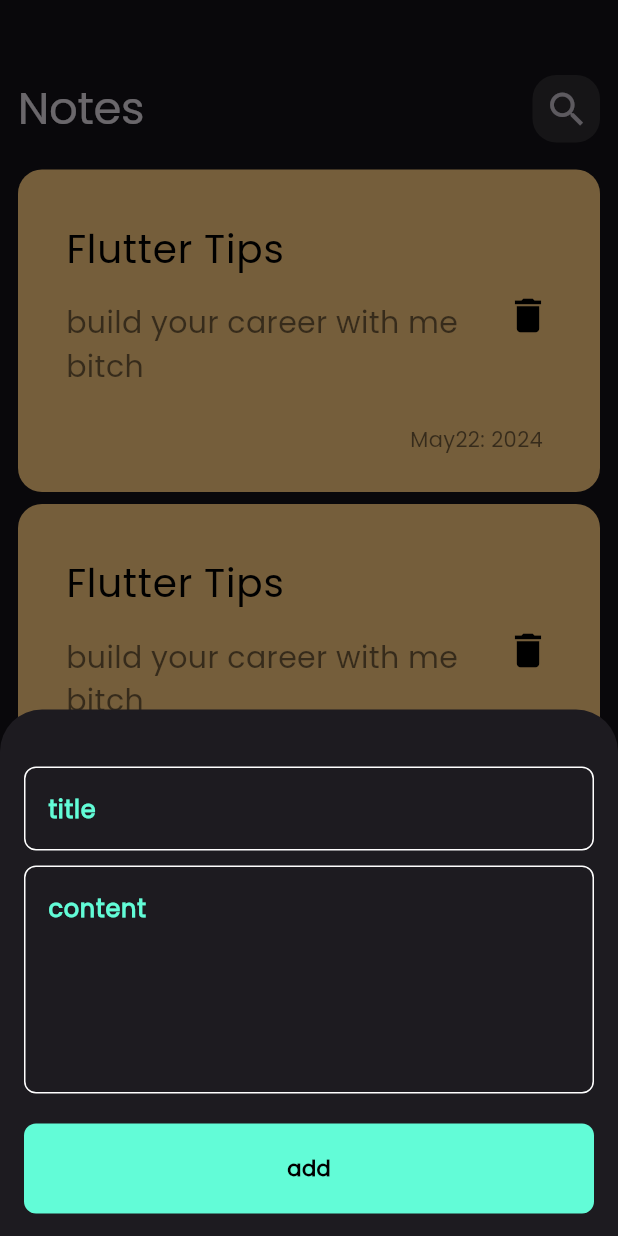
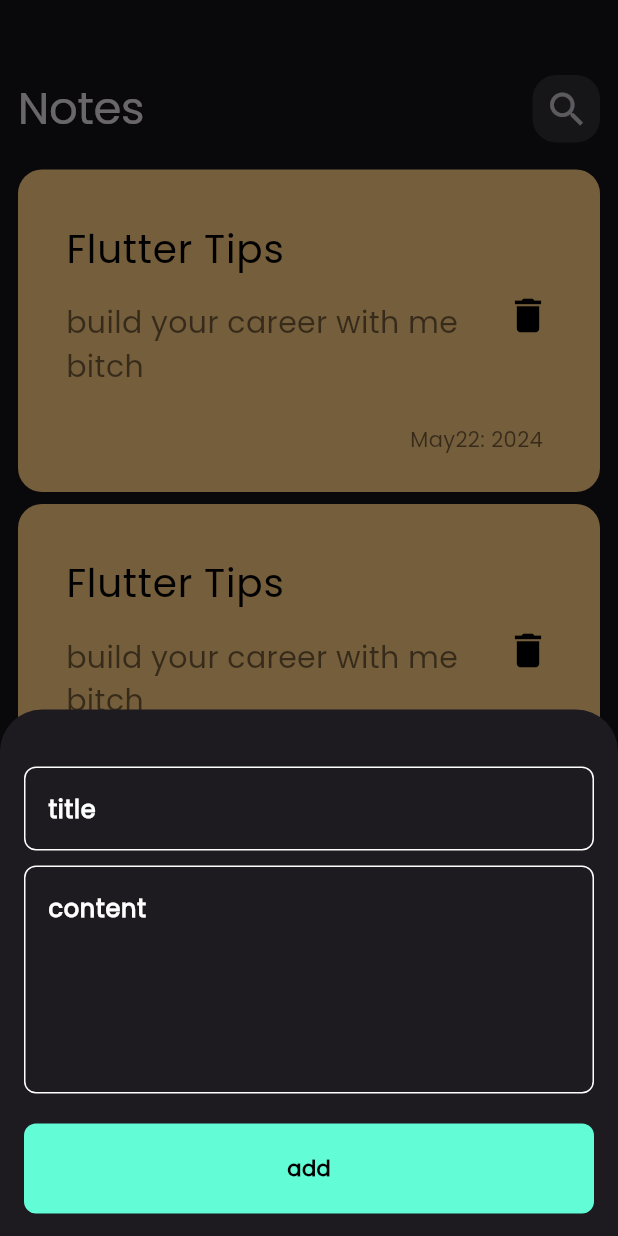
Before and after one commit to MustafaHassan22/note_app, a Flutter app: the screen it shows after launch, after a tap on the "add" icon, on a phone screen of 412 x 824 dp. Run offline on Flutter 3.47's test engine with Material 3 defaults, Android fonts, the phone set to English and light mode, and no system bars; drawn by our look-alikes of modal_progress_hud_nsn; our stand-ins replace bloc, flutter_bloc, hive, hive_flutter; accounts and stored records are empty.

```diff
--- /dev/null
+++ b/lib/cubit/add_note_cubite/cubit/add_note_state.dart
@@ -0,0 +1,16 @@
+part of 'add_note_cubit.dart';
+
+@immutable
+sealed class AddNoteState {}
+
+final class AddNoteInitial extends AddNoteState {}
+
+final class AddNoteLoading extends AddNoteState {}
+
+final class AddNoteSuccess extends AddNoteState {}
+
+final class AddNoteFailure extends AddNoteState {
+  final String errorMessage;
+
+  AddNoteFailure(this.errorMessage);
+}
--- a/lib/main.dart
+++ b/lib/main.dart
@@ -1,12 +1,16 @@
 import 'package:flutter/material.dart';
+import 'package:flutter_bloc/flutter_bloc.dart';
 import 'package:hive_flutter/hive_flutter.dart';
 import 'package:note_app/constant.dart';
 import 'package:note_app/core/theme/theme_app.dart';
+import 'package:note_app/cubit/add_note_cubite/cubit/add_note_cubit.dart';
+import 'package:note_app/models/note_model.dart';
 import 'package:note_app/views/notes_view.dart';
 
 void main() async {
   await Hive.initFlutter();
   await Hive.openBox(kNotesBox);
+  Hive.registerAdapter(NoteModelAdapter());
   runApp(const NotesApp());
 }
 
@@ -15,10 +19,17 @@ class NotesApp extends StatelessWidget {
 
   @override
   Widget build(BuildContext context) {
-    return MaterialApp(
-      debugShowCheckedModeBanner: false,
-      theme: themeApp(),
-      home: const NotesView(),
+    return MultiBlocProvider(
+      providers: [
+        BlocProvider(
+          create: (context) => AddNoteCubit(),
+        ),
+      ],
+      child: MaterialApp(
+        debugShowCheckedModeBanner: false,
+        theme: themeApp(),
+        home: const NotesView(),
+      ),
     );
   }
 }
--- /dev/null
+++ b/lib/views/widgets/add_note_form.dart
@@ -0,0 +1,64 @@
+import 'package:flutter/material.dart';
+import 'package:note_app/views/widgets/custom_button.dart';
+import 'package:note_app/views/widgets/custom_text_field.dart';
+
+class AddNoteForm extends StatefulWidget {
+  const AddNoteForm({
+    super.key,
+  });
+
+  @override
+  State<AddNoteForm> createState() => _AddNoteFormState();
+}
+
+class _AddNoteFormState extends State<AddNoteForm> {
+  final GlobalKey<FormState> formKey = GlobalKey();
+  AutovalidateMode autovalidateMode = AutovalidateMode.disabled;
+  String? title, subTitle;
+  @override
+  Widget build(BuildContext context) {
+    return Form(
+      key: formKey,
+      autovalidateMode: autovalidateMode,
+      child: Column(
+        children: [
+          const SizedBox(
+            height: 38,
+          ),
+          CustomTextField(
+            onSaved: (value) {
+              title = value;
+            },
+            hintText: 'title',
+          ),
+          const SizedBox(
+            height: 10,
+          ),
+          CustomTextField(
+            onSaved: (value) {
+              subTitle = value;
+            },
+            hintText: 'content',
+            maxLine: 5,
+          ),
+          const SizedBox(
+            height: 20,
+          ),
+          CustomButton(
+            onTap: () {
+              if (formKey.currentState!.validate()) {
+                formKey.currentState!.save();
+              } else {
+                autovalidateMode = AutovalidateMode.always;
+                setState(() {});
+              }
+            },
+          ),
+          const SizedBox(
+            height: 15,
+          ),
+        ],
+      ),
+    );
+  }
+}
--- a/lib/views/widgets/botton_sheet.dart
+++ b/lib/views/widgets/botton_sheet.dart
@@ -1,38 +1,32 @@
 import 'package:flutter/material.dart';
-import 'package:note_app/views/widgets/custom_button.dart';
-import 'package:note_app/views/widgets/custom_text_field.dart';
+import 'package:flutter_bloc/flutter_bloc.dart';
+import 'package:modal_progress_hud_nsn/modal_progress_hud_nsn.dart';
+import 'package:note_app/cubit/add_note_cubite/cubit/add_note_cubit.dart';
+import 'package:note_app/views/widgets/add_note_form.dart';
 
 class AddNoteBottomSheet extends StatelessWidget {
   const AddNoteBottomSheet({super.key});
 
   @override
   Widget build(BuildContext context) {
-    return const Padding(
-      padding: EdgeInsets.symmetric(horizontal: 16),
+    return Padding(
+      padding: const EdgeInsets.symmetric(horizontal: 16),
       child: SingleChildScrollView(
-        child: Column(
-          children: [
-            SizedBox(
-              height: 38,
-            ),
-            CustomTextField(
-              hintText: 'title',
-            ),
-            SizedBox(
-              height: 10,
-            ),
-            CustomTextField(
-              hintText: 'content',
-              maxLine: 5,
-            ),
-            SizedBox(
-              height: 20,
-            ),
-            CustomButton(),
-            SizedBox(
-              height: 15,
-            ),
-          ],
+        child: BlocConsumer<AddNoteCubit, AddNoteState>(
+          listener: (context, state) {
+            if (state is AddNoteFailure) {
+              print(state.errorMessage);
+            }
+
+            if (state is AddNoteSuccess) {
+              Navigator.pop(context);
+            }
+          },
+          builder: (context, state) {
+            return ModalProgressHUD(
+                inAsyncCall: state is AddNoteLoading ? true : false,
+                child: const AddNoteForm());
+          },
         ),
       ),
     );
--- a/lib/views/widgets/custom_button.dart
+++ b/lib/views/widgets/custom_button.dart
@@ -2,11 +2,13 @@ import 'package:flutter/material.dart';
 import 'package:note_app/constant.dart';
 
 class CustomButton extends StatelessWidget {
-  const CustomButton({super.key});
-
+  const CustomButton({super.key, this.onTap});
+  final void Function()? onTap;
   @override
   Widget build(BuildContext context) {
-    return Container(
+    return GestureDetector(
+      onTap: onTap,
+      child: Container(
         width: MediaQuery.of(context).size.width,
         height: 60,
         decoration: BoxDecoration(
@@ -22,6 +24,7 @@ class CustomButton extends StatelessWidget {
             ),
           ),
         ),
+      ),
     );
   }
 }
--- a/lib/views/widgets/custom_text_field.dart
+++ b/lib/views/widgets/custom_text_field.dart
@@ -1,22 +1,31 @@
 import 'package:flutter/material.dart';
-import 'package:note_app/constant.dart';
 
 class CustomTextField extends StatelessWidget {
-  const CustomTextField({super.key, required this.hintText, this.maxLine = 1});
+  const CustomTextField(
+      {super.key, required this.hintText, this.maxLine = 1, this.onSaved});
   final String hintText;
   final int maxLine;
+  final void Function(String?)? onSaved;
   @override
   Widget build(BuildContext context) {
-    return TextField(
+    return TextFormField(
+      onSaved: onSaved,
+      validator: (value) {
+        if (value?.isEmpty ?? true) {
+          return 'field is required';
+        } else {
+          return null;
+        }
+      },
       maxLines: maxLine,
-      cursorColor: kPrimaryColor,
+      cursorColor: Colors.white,
       decoration: InputDecoration(
         hintText: hintText,
         hintStyle:
-            const TextStyle(color: kPrimaryColor, fontWeight: FontWeight.bold),
+            const TextStyle(color: Colors.white, fontWeight: FontWeight.bold),
         border: buildBorder(),
         enabledBorder: buildBorder(),
-        focusedBorder: buildBorder(kPrimaryColor),
+        focusedBorder: buildBorder(Colors.white),
       ),
     );
   }
--- a/pubspec.yaml
+++ b/pubspec.yaml
@@ -28,11 +28,14 @@ environment:
 # the latest version available on pub.dev. To see which dependencies have newer
 # versions available, run `flutter pub outdated`.
 dependencies:
+  bloc: ^8.1.4
   cupertino_icons: ^1.0.6
   flutter:
     sdk: flutter
+  flutter_bloc: ^8.1.6
   hive: ^2.2.3
   hive_flutter: ^1.1.0
+  modal_progress_hud_nsn: ^0.5.1
 
 dev_dependencies:
   build_runner: ^2.4.12
```
Also changed, not shown: lib/cubit/add_note_cubite/cubit/add_note_cubit.dart (added, +22 -0 lines), pubspec.lock. Lines whose indentation alone changed are shown as unchanged.
